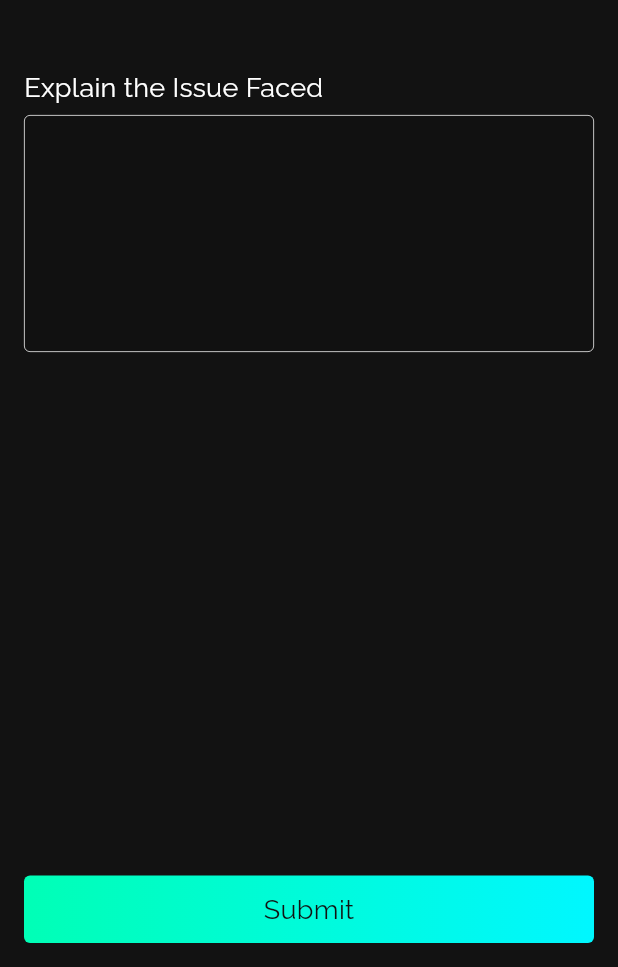
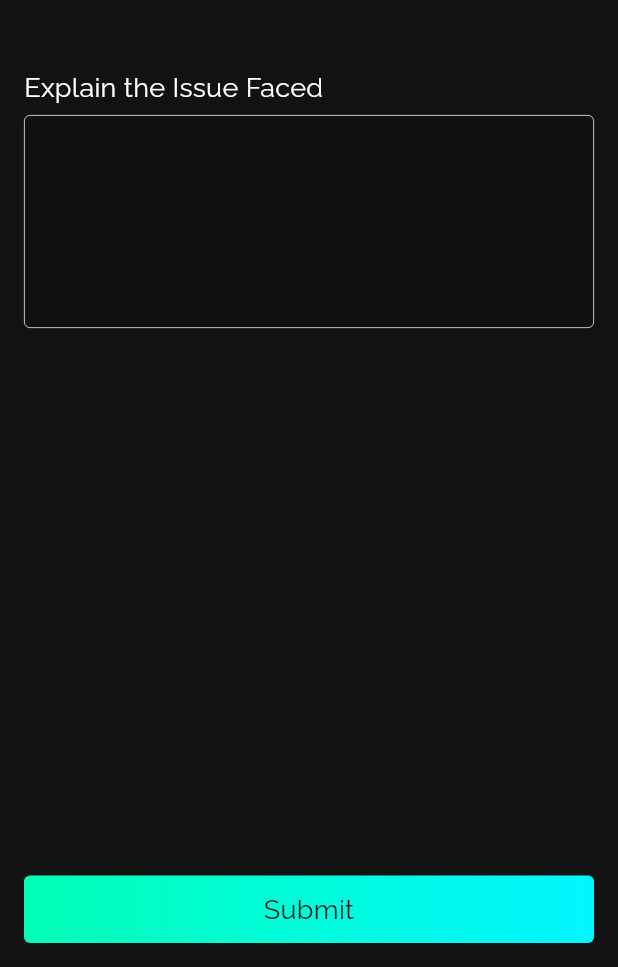
Before and after one commit to hiashutoshsingh/zest, a Flutter app: the FeedbackBugScreen screen opened by its route, on a phone screen of 412 x 824 dp, the part 269-1236 px from its top. Run offline on Flutter 3.47's test engine with Material 2 defaults, Android fonts, the phone set to English and light mode, and no system bars; our stand-ins replace carousel_slider, dio, firebase_auth, firebase_core, flutter_secure_storage, fluttertoast and 5 more; accounts and stored records are empty; network calls fail.

Commit message:
ui fixes

```diff
--- a/lib/screens/feedback_bug_screen.dart
+++ b/lib/screens/feedback_bug_screen.dart
@@ -99,7 +99,7 @@ class _FeedbackBugScreenState extends State<FeedbackBugScreen> {
                       maxLines: 6,
                       decoration: InputDecoration(
                         filled: true,
-                        contentPadding: EdgeInsets.symmetric(vertical: 16),
+                        contentPadding: EdgeInsets.symmetric(vertical: 8),
                         hintStyle: AppTextStyles.regularTextStyle.copyWith(
                           color: AppColor.lightGrey,
                         ),
--- a/lib/widgets/activity_list_widget.dart
+++ b/lib/widgets/activity_list_widget.dart
@@ -3,7 +3,7 @@ import 'package:zest/data/args/activity_arg.dart';
 import 'package:zest/data/model/activity_list_response.dart';
 import 'package:zest/screens/activity_screen.dart';
 import 'package:zest/theme/app_theme.dart';
-import 'package:zest/widgets/popular_thing_widget.dart';
+import 'package:zest/widgets/activity_widget.dart';
 
 class ActivityListWidget extends StatelessWidget {
   final bool isHomeScreen;
--- a/lib/widgets/categories_list.dart
+++ b/lib/widgets/categories_list.dart
@@ -3,7 +3,7 @@ import 'package:zest/data/args/category_arg.dart';
 import 'package:zest/data/model/category_list_response.dart';
 import 'package:zest/screens/category_listing_screen.dart';
 
-import 'place_category_widget.dart';
+import 'category_widget.dart';
 
 class CategoryList extends StatelessWidget {
   final CategoryListResponse categoryListResponse;
--- a/lib/widgets/home_app_bar.dart
+++ b/lib/widgets/home_app_bar.dart
@@ -76,8 +76,6 @@ class _HomeAppBarState extends State<HomeAppBar> {
                 ),
                 InkWell(
                   onTap: () async {
-                    // await AppStorage().deleteAll();
-                    // Navigator.pushNamed(context, LoginScreen.route);
                     Navigator.pushNamed(context, ProfileScreen.route);
                   },
                   child: Container(
```
Also changed, not shown: lib/screens/profile_screen.dart (+6 -2 lines), lib/widgets/activity_widget.dart (renamed from lib/widgets/popular_thing_widget.dart), lib/widgets/category_widget.dart (renamed from lib/widgets/place_category_widget.dart).
